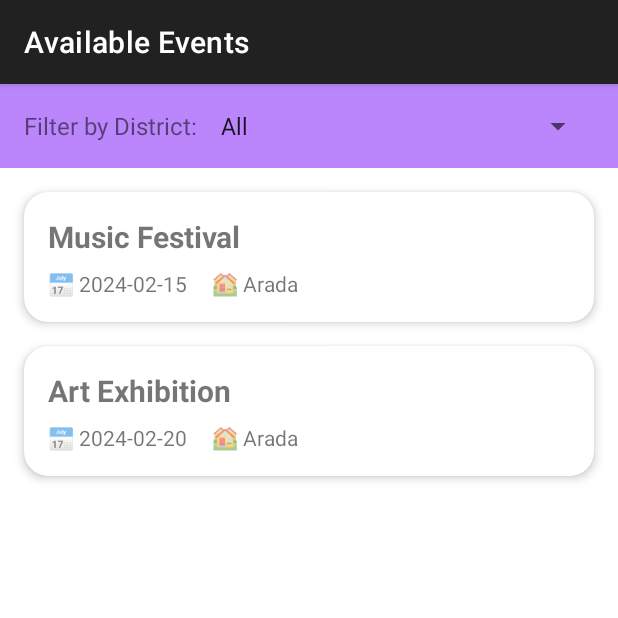
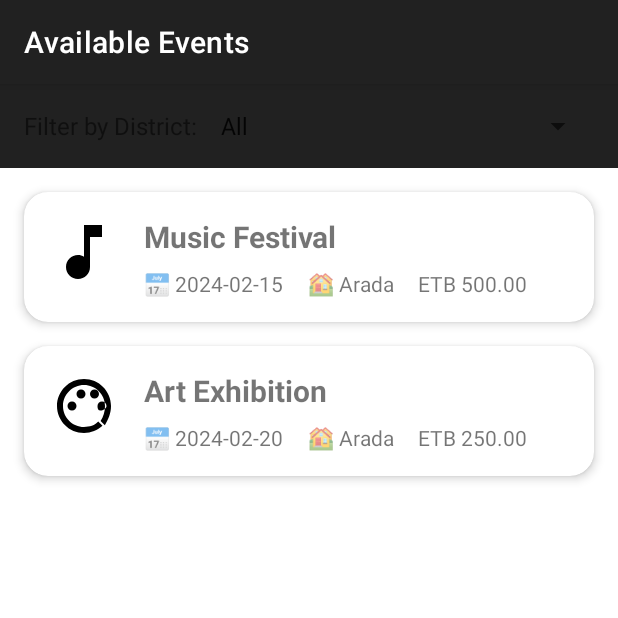
Before and after one commit to w30ey/mobile-app-event-handler-app, an Android app: the EventListActivity screen opened directly, with no data from a screen before it, on a phone screen of 412 x 824 dp, the top half of it. Run offline under Robolectric (Android 15) with nearby library versions, the phone set to English and light mode, and no system bars; our stand-ins replace Room's generated code.

Commit message:
some ui change

```diff
--- a/app/src/main/java/com/example/localeventhub/activities/EventDetailActivity.java
+++ b/app/src/main/java/com/example/localeventhub/activities/EventDetailActivity.java
@@ -53,12 +53,14 @@ public class EventDetailActivity extends AppCompatActivity {
         TextView tvDate = findViewById(R.id.tvEventDate);
         TextView tvLocation = findViewById(R.id.tvEventLocation);
         TextView tvDistrict = findViewById(R.id.tvEventDistrict);
+        TextView tvPrice = findViewById(R.id.tvEventPrice);
 
         tvTitle.setText(event.getTitle());
         tvDescription.setText(event.getDescription());
         tvDate.setText("📅 Date: " + event.getDate());
         tvLocation.setText("📍 Location: " + event.getLocation());
         tvDistrict.setText("🏘️ District: " + event.getDistrict());
+        tvPrice.setText(String.format("ETB %.2f", event.getPrice()));
     }
 
     private void setupFavoriteButton(Event event) {
--- a/app/src/main/java/com/example/localeventhub/adapters/EventAdapter.java
+++ b/app/src/main/java/com/example/localeventhub/adapters/EventAdapter.java
@@ -3,6 +3,7 @@ package com.example.localeventhub.adapters;
 import android.view.LayoutInflater;
 import android.view.View;
 import android.view.ViewGroup;
+import android.widget.ImageView;
 import android.widget.TextView;
 import androidx.annotation.NonNull;
 import androidx.recyclerview.widget.RecyclerView;
@@ -52,13 +53,16 @@ public class EventAdapter extends RecyclerView.Adapter<EventAdapter.EventViewHol
     }
 
     static class EventViewHolder extends RecyclerView.ViewHolder {
-        private TextView tvTitle, tvDate, tvDistrict, tvFavoriteIndicator;
+        private TextView tvTitle, tvDate, tvDistrict, tvFavoriteIndicator, tvPrice;
+        private ImageView ivCategoryIcon;
 
         EventViewHolder(View itemView) {
             super(itemView);
             tvTitle = itemView.findViewById(R.id.tvEventTitle);
             tvDate = itemView.findViewById(R.id.tvEventDate);
             tvDistrict = itemView.findViewById(R.id.tvEventDistrict);
+            tvPrice = itemView.findViewById(R.id.tvEventPrice);
+            ivCategoryIcon = itemView.findViewById(R.id.ivCategoryIcon);
             tvFavoriteIndicator = itemView.findViewById(R.id.tvFavoriteIndicator);
         }
 
@@ -66,7 +70,29 @@ public class EventAdapter extends RecyclerView.Adapter<EventAdapter.EventViewHol
             tvTitle.setText(event.getTitle());
             tvDate.setText("📅 " + event.getDate());
             tvDistrict.setText("🏘️ " + event.getDistrict());
+            tvPrice.setText(String.format("ETB %.2f", event.getPrice()));
             tvFavoriteIndicator.setVisibility(event.isFavorite() ? View.VISIBLE : View.GONE);
+
+            switch (event.getCategory()) {
+                case "Music":
+                    ivCategoryIcon.setImageResource(R.drawable.ic_music_note);
+                    break;
+                case "Art":
+                    ivCategoryIcon.setImageResource(R.drawable.ic_palette);
+                    break;
+                case "Tech":
+                    ivCategoryIcon.setImageResource(R.drawable.ic_computer);
+                    break;
+                case "Food":
+                    ivCategoryIcon.setImageResource(R.drawable.ic_restaurant);
+                    break;
+                case "Sport":
+                    ivCategoryIcon.setImageResource(R.drawable.ic_fitness_center);
+                    break;
+                default:
+                    ivCategoryIcon.setImageResource(android.R.drawable.ic_menu_help);
+                    break;
+            }
         }
     }
 
--- a/app/src/main/java/com/example/localeventhub/models/Event.java
+++ b/app/src/main/java/com/example/localeventhub/models/Event.java
@@ -13,18 +13,22 @@ public class Event {
     private String date;
     private String location;
     private String district;
+    private double price;
+    private String category;
     @ColumnInfo(name = "organizer_id")
     private int organizerId;
     private boolean approved;
     private boolean favorite;
 
     public Event(String title, String description, String date, String location,
-                 String district, int organizerId, boolean approved) {
+                 String district, double price, String category, int organizerId, boolean approved) {
         this.title = title;
         this.description = description;
         this.date = date;
         this.location = location;
         this.district = district;
+        this.price = price;
+        this.category = category;
         this.organizerId = organizerId;
         this.approved = approved;
         this.favorite = false;
@@ -42,6 +46,10 @@ public class Event {
     public void setLocation(String location) { this.location = location; }
     public String getDistrict() { return district; }
     public void setDistrict(String district) { this.district = district; }
+    public double getPrice() { return price; }
+    public void setPrice(double price) { this.price = price; }
+    public String getCategory() { return category; }
+    public void setCategory(String category) { this.category = category; }
     public int getOrganizerId() { return organizerId; }
     public void setOrganizerId(int organizerId) { this.organizerId = organizerId; }
     public boolean isApproved() { return approved; }
--- /dev/null
+++ b/app/src/main/res/drawable/ic_computer.xml
@@ -0,0 +1,9 @@
+<vector xmlns:android="http://schemas.android.com/apk/res/android"
+    android:width="24dp"
+    android:height="24dp"
+    android:viewportWidth="24.0"
+    android:viewportHeight="24.0">
+    <path
+        android:fillColor="#FF000000"
+        android:pathData="M20,18c1.1,0 1.99,-0.9 1.99,-2L22,6c0,-1.1 -0.9,-2 -2,-2H4c-1.1,0 -2,0.9 -2,2v10c0,1.1 0.9,2 2,2H0v2h24v-2h-4zM4,6h16v10H4V6z" />
+</vector>
--- /dev/null
+++ b/app/src/main/res/drawable/ic_fitness_center.xml
@@ -0,0 +1,9 @@
+<vector xmlns:android="http://schemas.android.com/apk/res/android"
+    android:width="24dp"
+    android:height="24dp"
+    android:viewportWidth="24.0"
+    android:viewportHeight="24.0">
+    <path
+        android:fillColor="#FF000000"
+        android:pathData="M12,2C6.48,2 2,6.48 2,12s4.48,10 10,10 10,-4.48 10,-10S17.52,2 12,2zM10,17l-4,-4 1.41,-1.41L10,14.17l6.59,-6.59L18,9l-8,8z" />
+</vector>
--- /dev/null
+++ b/app/src/main/res/drawable/ic_music_note.xml
@@ -0,0 +1,9 @@
+<vector xmlns:android="http://schemas.android.com/apk/res/android"
+    android:width="24dp"
+    android:height="24dp"
+    android:viewportWidth="24.0"
+    android:viewportHeight="24.0">
+    <path
+        android:fillColor="#FF000000"
+        android:pathData="M12,3v10.55c-0.59,-0.34 -1.27,-0.55 -2,-0.55 -2.21,0 -4,1.79 -4,4s1.79,4 4,4 4,-1.79 4,-4V7h4V3h-6z" />
+</vector>
--- /dev/null
+++ b/app/src/main/res/drawable/ic_palette.xml
@@ -0,0 +1,9 @@
+<vector xmlns:android="http://schemas.android.com/apk/res/android"
+    android:width="24dp"
+    android:height="24dp"
+    android:viewportWidth="24.0"
+    android:viewportHeight="24.0">
+    <path
+        android:fillColor="#FF000000"
+        android:pathData="M12,3c-4.97,0 -9,4.03 -9,9s4.03,9 9,9c2.36,0 4.52,-0.91 6.17,-2.39l-1.42,-1.42C15.6,18.45 13.88,19 12,19c-3.86,0 -7,-3.14 -7,-7s3.14,-7 7,-7 7,3.14 7,7c0,1.88 -0.55,3.6 -1.47,5.02l1.42,1.42C20.09,16.52 21,14.36 21,12c0,-4.97 -4.03,-9 -9,-9zM6.5,12c0,-0.83 0.67,-1.5 1.5,-1.5s1.5,0.67 1.5,1.5S8.83,13.5 8,13.5 6.5,12.83 6.5,12zM9.5,8c0,-0.83 0.67,-1.5 1.5,-1.5s1.5,0.67 1.5,1.5S11.83,9.5 11,9.5 9.5,8.83 9.5,8zM14,8c0,-0.83 0.67,-1.5 1.5,-1.5s1.5,0.67 1.5,1.5S16.33,9.5 15.5,9.5 14,8.83 14,8zM16.5,12c0,-0.83 0.67,-1.5 1.5,-1.5s1.5,0.67 1.5,1.5S18.33,13.5 17.5,13.5 16.5,12.83 16.5,12z" />
+</vector>
--- /dev/null
+++ b/app/src/main/res/drawable/ic_restaurant.xml
@@ -0,0 +1,9 @@
+<vector xmlns:android="http://schemas.android.com/apk/res/android"
+    android:width="24dp"
+    android:height="24dp"
+    android:viewportWidth="24.0"
+    android:viewportHeight="24.0">
+    <path
+        android:fillColor="#FF000000"
+        android:pathData="M11,9H9V2H7v7H5V2H3v7c0,2.12 1.66,3.84 3.75,3.97V22h2.5v-9.03C11.34,12.84 13,11.12 13,9V2h-2v7zm5,-3v8h2.5v8H21V2c-2.76,0 -5,2.24 -5,4z" />
+</vector>
--- a/app/src/main/res/layout/activity_event_list.xml
+++ b/app/src/main/res/layout/activity_event_list.xml
@@ -10,7 +10,7 @@
         android:layout_height="wrap_content"
         android:orientation="horizontal"
         android:padding="16dp"
-        android:background="@color/purple_200">
+        android:background="?attr/colorPrimary">
 
         <TextView
             android:layout_width="wrap_content"
--- a/app/src/main/res/layout/activity_main.xml
+++ b/app/src/main/res/layout/activity_main.xml
@@ -3,7 +3,7 @@
     xmlns:app="http://schemas.android.com/apk/res-auto"
     android:layout_width="match_parent"
     android:layout_height="match_parent"
-    android:background="#F5F5F5">
+    android:background="?android:attr/colorBackground">
 
     <LinearLayout
         android:layout_width="match_parent"
--- a/app/src/main/res/layout/item_event.xml
+++ b/app/src/main/res/layout/item_event.xml
@@ -10,8 +10,21 @@
     <LinearLayout
         android:layout_width="match_parent"
         android:layout_height="wrap_content"
+        android:orientation="horizontal"
+        android:padding="16dp">
+
+        <ImageView
+            android:id="@+id/ivCategoryIcon"
+            android:layout_width="48dp"
+            android:layout_height="48dp"
+            android:src="@android:drawable/ic_menu_help" />
+
+        <LinearLayout
+            android:layout_width="0dp"
+            android:layout_height="wrap_content"
+            android:layout_weight="1"
             android:orientation="vertical"
-        android:padding="16dp">
+            android:layout_marginStart="16dp">
 
             <TextView
                 android:id="@+id/tvEventTitle"
@@ -39,6 +52,15 @@
                     android:layout_height="wrap_content"
                     android:text="🏘️ District"
                     android:layout_marginStart="16dp" />
+
+                <TextView
+                    android:id="@+id/tvEventPrice"
+                    android:layout_width="wrap_content"
+                    android:layout_height="wrap_content"
+                    android:text="ETB 0.00"
+                    android:layout_marginStart="16dp" />
+            </LinearLayout>
+
         </LinearLayout>
 
         <TextView
@@ -48,7 +70,7 @@
             android:text="❤️"
             android:textSize="18sp"
             android:visibility="gone"
-            android:layout_gravity="end" />
+            android:layout_gravity="center_vertical" />
 
     </LinearLayout>
 
```
Also changed, not shown: app/src/main/java/com/example/localeventhub/activities/CreateEditEventActivity.java (+23 -9 lines), app/src/main/java/com/example/localeventhub/database/AppDatabase.java (+6 -6 lines), app/src/main/res/layout/activity_create_edit_event.xml (+27 -0 lines), app/src/main/res/layout/activity_event_detail.xml (+8 -0 lines), app/src/main/res/values-night/colors.xml (added, +18 -0 lines). Lines whose indentation alone changed are shown as unchanged.
